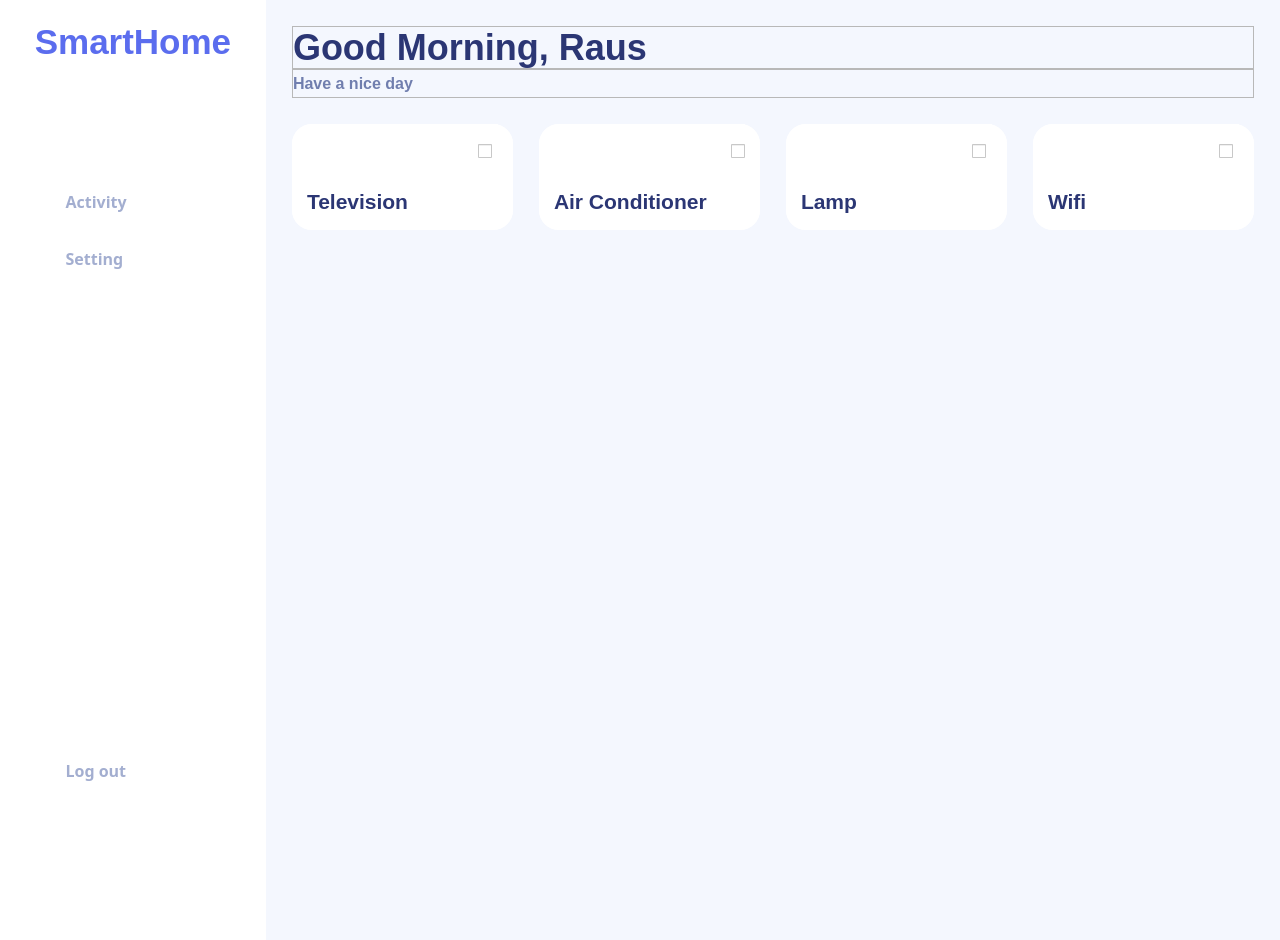
Old version of the form main_ui.ui in the repository hoanghuyn/Python_IOT_app.
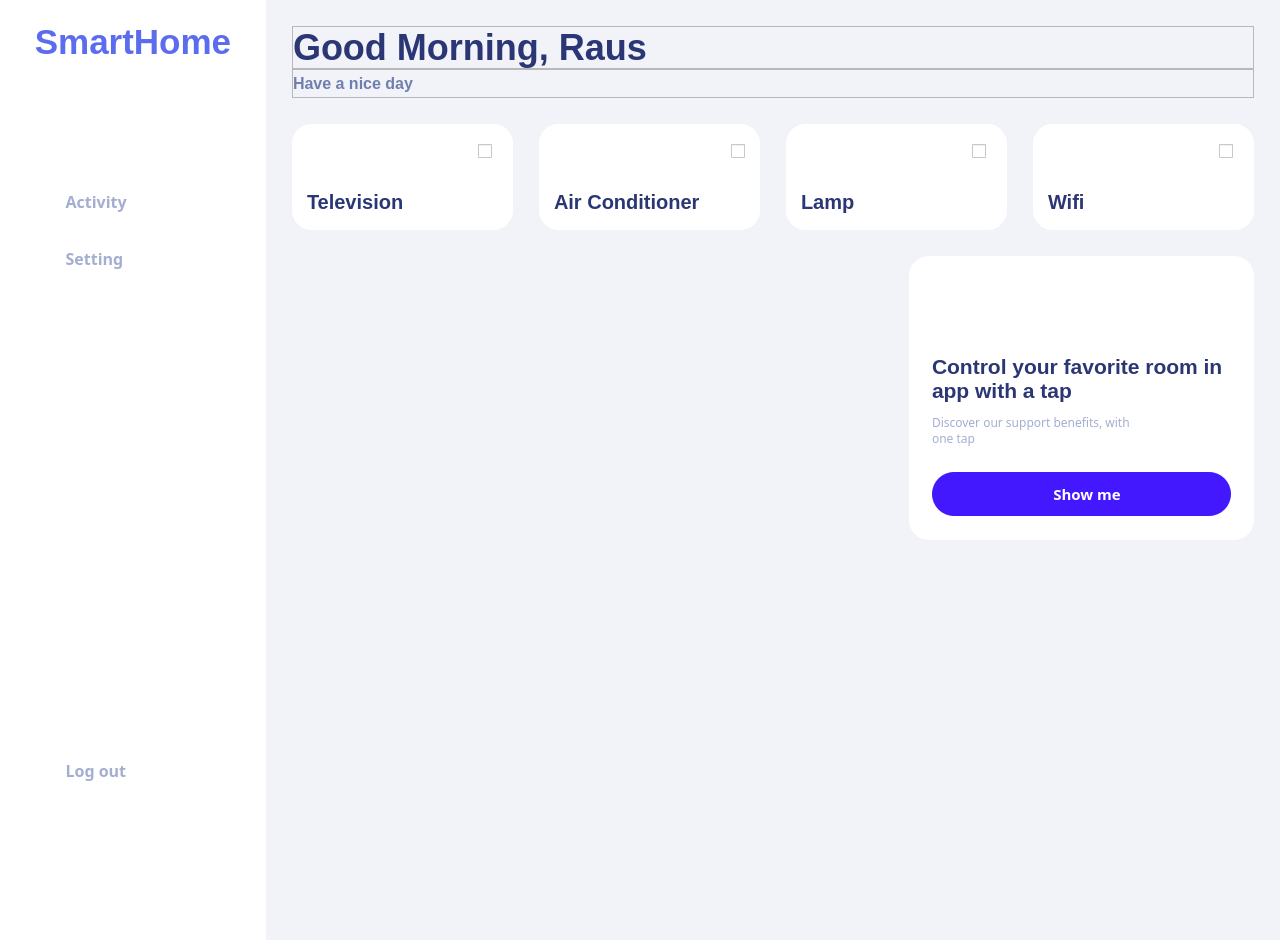
New version of the form. Icons and pictures are not drawn. Custom widgets are drawn as their Qt base class.

Commit message: update background-color and docSach.png

```diff
--- a/main_ui.ui
+++ b/main_ui.ui
@@ -739,7 +739,7 @@
          <widget class="QFrame" name="frame_dashboard">
           <property name="styleSheet">
            <string notr="true">QFrame#frame_dashboard{
-	background-color: rgb(244, 247, 254)
+	background-color: #F1F3F9;
 }</string>
           </property>
           <property name="frameShape">
@@ -1174,7 +1174,7 @@
                       <property name="font">
                        <font>
                         <family>Segoe UI</family>
-                        <pointsize>16</pointsize>
+                        <pointsize>15</pointsize>
                         <weight>75</weight>
                         <bold>true</bold>
                        </font>
@@ -1409,7 +1409,7 @@
                       <property name="font">
                        <font>
                         <family>Segoe UI</family>
-                        <pointsize>16</pointsize>
+                        <pointsize>15</pointsize>
                         <weight>75</weight>
                         <bold>true</bold>
                        </font>
@@ -1637,7 +1637,7 @@
                       <property name="font">
                        <font>
                         <family>Segoe UI</family>
-                        <pointsize>16</pointsize>
+                        <pointsize>15</pointsize>
                         <weight>75</weight>
                         <bold>true</bold>
                        </font>
@@ -1868,7 +1868,7 @@
                       <property name="font">
                        <font>
                         <family>Segoe UI</family>
-                        <pointsize>16</pointsize>
+                        <pointsize>15</pointsize>
                         <weight>75</weight>
                         <bold>true</bold>
                        </font>
@@ -1901,7 +1901,19 @@
             </widget>
            </item>
            <item>
-            <widget class="QFrame" name="frame_3">
+            <widget class="QFrame" name="frame_camera">
+             <property name="minimumSize">
+              <size>
+               <width>962</width>
+               <height>284</height>
+              </size>
+             </property>
+             <property name="maximumSize">
+              <size>
+               <width>9999</width>
+               <height>284</height>
+              </size>
+             </property>
              <property name="frameShape">
               <enum>QFrame::NoFrame</enum>
              </property>
@@ -1911,6 +1923,365 @@
              <property name="lineWidth">
               <number>0</number>
              </property>
+             <layout class="QHBoxLayout" name="horizontalLayout_17">
+              <property name="spacing">
+               <number>26</number>
+              </property>
+              <property name="leftMargin">
+               <number>0</number>
+              </property>
+              <property name="topMargin">
+               <number>0</number>
+              </property>
+              <property name="rightMargin">
+               <number>0</number>
+              </property>
+              <property name="bottomMargin">
+               <number>0</number>
+              </property>
+              <item alignment="Qt::AlignHCenter|Qt::AlignVCenter">
+               <widget class="QFrame" name="frame_docSach">
+                <property name="minimumSize">
+                 <size>
+                  <width>591</width>
+                  <height>284</height>
+                 </size>
+                </property>
+                <property name="maximumSize">
+                 <size>
+                  <width>999</width>
+                  <height>999</height>
+                 </size>
+                </property>
+                <property name="styleSheet">
+                 <string notr="true">border-radius: 20px;</string>
+                </property>
+                <property name="frameShape">
+                 <enum>QFrame::NoFrame</enum>
+                </property>
+                <property name="frameShadow">
+                 <enum>QFrame::Raised</enum>
+                </property>
+                <property name="lineWidth">
+                 <number>0</number>
+                </property>
+                <layout class="QVBoxLayout" name="verticalLayout_24">
+                 <property name="spacing">
+                  <number>0</number>
+                 </property>
+                 <property name="leftMargin">
+                  <number>0</number>
+                 </property>
+                 <property name="topMargin">
+                  <number>0</number>
+                 </property>
+                 <property name="rightMargin">
+                  <number>0</number>
+                 </property>
+                 <property name="bottomMargin">
+                  <number>0</number>
+                 </property>
+                 <item>
+                  <widget class="QLabel" name="lb_docSach">
+                   <property name="lineWidth">
+                    <number>0</number>
+                   </property>
+                   <property name="text">
+                    <string/>
+                   </property>
+                   <property name="pixmap">
+                    <pixmap>icon/docSach.png</pixmap>
+                   </property>
+                   <property name="scaledContents">
+                    <bool>true</bool>
+                   </property>
+                  </widget>
+                 </item>
+                </layout>
+               </widget>
+              </item>
+              <item>
+               <widget class="QFrame" name="frame_finger">
+                <property name="minimumSize">
+                 <size>
+                  <width>345</width>
+                  <height>284</height>
+                 </size>
+                </property>
+                <property name="maximumSize">
+                 <size>
+                  <width>999</width>
+                  <height>284</height>
+                 </size>
+                </property>
+                <property name="styleSheet">
+                 <string notr="true">border-radius: 20px;
+background-color:rgb(255, 255, 255)</string>
+                </property>
+                <property name="frameShape">
+                 <enum>QFrame::NoFrame</enum>
+                </property>
+                <property name="frameShadow">
+                 <enum>QFrame::Raised</enum>
+                </property>
+                <property name="lineWidth">
+                 <number>0</number>
+                </property>
+                <layout class="QVBoxLayout" name="verticalLayout_23">
+                 <property name="spacing">
+                  <number>0</number>
+                 </property>
+                 <property name="leftMargin">
+                  <number>23</number>
+                 </property>
+                 <property name="topMargin">
+                  <number>23</number>
+                 </property>
+                 <property name="rightMargin">
+                  <number>23</number>
+                 </property>
+                 <property name="bottomMargin">
+                  <number>16</number>
+                 </property>
+                 <item alignment="Qt::AlignLeft">
+                  <widget class="QFrame" name="frame_finger_1">
+                   <property name="frameShape">
+                    <enum>QFrame::NoFrame</enum>
+                   </property>
+                   <property name="frameShadow">
+                    <enum>QFrame::Raised</enum>
+                   </property>
+                   <property name="lineWidth">
+                    <number>0</number>
+                   </property>
+                   <layout class="QVBoxLayout" name="verticalLayout_25">
+                    <property name="spacing">
+                     <number>0</number>
+                    </property>
+                    <property name="leftMargin">
+                     <number>0</number>
+                    </property>
+                    <property name="topMargin">
+                     <number>0</number>
+                    </property>
+                    <property name="rightMargin">
+                     <number>0</number>
+                    </property>
+                    <property name="bottomMargin">
+                     <number>0</number>
+                    </property>
+                    <item>
+                     <widget class="QPushButton" name="btn_finger">
+                      <property name="text">
+                       <string/>
+                      </property>
+                      <property name="icon">
+                       <iconset>
+                        <normaloff>icon/finger.png</normaloff>icon/finger.png</iconset>
+                      </property>
+                      <property name="iconSize">
+                       <size>
+                        <width>59</width>
+                        <height>69</height>
+                       </size>
+                      </property>
+                     </widget>
+                    </item>
+                   </layout>
+                  </widget>
+                 </item>
+                 <item alignment="Qt::AlignLeft|Qt::AlignTop">
+                  <widget class="QFrame" name="frame_title">
+                   <property name="frameShape">
+                    <enum>QFrame::NoFrame</enum>
+                   </property>
+                   <property name="frameShadow">
+                    <enum>QFrame::Raised</enum>
+                   </property>
+                   <property name="lineWidth">
+                    <number>0</number>
+                   </property>
+                   <layout class="QVBoxLayout" name="verticalLayout_26">
+                    <property name="spacing">
+                     <number>0</number>
+                    </property>
+                    <property name="leftMargin">
+                     <number>0</number>
+                    </property>
+                    <property name="topMargin">
+                     <number>15</number>
+                    </property>
+                    <property name="rightMargin">
+                     <number>0</number>
+                    </property>
+                    <property name="bottomMargin">
+                     <number>0</number>
+                    </property>
+                    <item>
+                     <widget class="QLabel" name="lb_title">
+                      <property name="font">
+                       <font>
+                        <family>Segoe UI</family>
+                        <pointsize>16</pointsize>
+                        <weight>75</weight>
+                        <bold>true</bold>
+                       </font>
+                      </property>
+                      <property name="styleSheet">
+                       <string notr="true">color: rgb(43, 54, 116)</string>
+                      </property>
+                      <property name="lineWidth">
+                       <number>0</number>
+                      </property>
+                      <property name="text">
+                       <string>Control your favorite room in
+app with a tap</string>
+                      </property>
+                      <property name="alignment">
+                       <set>Qt::AlignLeading|Qt::AlignLeft|Qt::AlignTop</set>
+                      </property>
+                     </widget>
+                    </item>
+                   </layout>
+                  </widget>
+                 </item>
+                 <item alignment="Qt::AlignTop">
+                  <widget class="QFrame" name="frame_des">
+                   <property name="frameShape">
+                    <enum>QFrame::NoFrame</enum>
+                   </property>
+                   <property name="frameShadow">
+                    <enum>QFrame::Raised</enum>
+                   </property>
+                   <property name="lineWidth">
+                    <number>0</number>
+                   </property>
+                   <layout class="QVBoxLayout" name="verticalLayout_27">
+                    <property name="spacing">
+                     <number>0</number>
+                    </property>
+                    <property name="leftMargin">
+                     <number>0</number>
+                    </property>
+                    <property name="topMargin">
+                     <number>11</number>
+                    </property>
+                    <property name="rightMargin">
+                     <number>0</number>
+                    </property>
+                    <property name="bottomMargin">
+                     <number>0</number>
+                    </property>
+                    <item>
+                     <widget class="QLabel" name="lb_des">
+                      <property name="font">
+                       <font>
+                        <family>Segoe UI Semibold</family>
+                        <pointsize>9</pointsize>
+                        <weight>50</weight>
+                        <italic>false</italic>
+                        <bold>false</bold>
+                       </font>
+                      </property>
+                      <property name="styleSheet">
+                       <string notr="true">color: #A3AED0</string>
+                      </property>
+                      <property name="lineWidth">
+                       <number>0</number>
+                      </property>
+                      <property name="text">
+                       <string>Discover our support benefits, with
+one tap</string>
+                      </property>
+                      <property name="alignment">
+                       <set>Qt::AlignLeading|Qt::AlignLeft|Qt::AlignTop</set>
+                      </property>
+                     </widget>
+                    </item>
+                   </layout>
+                  </widget>
+                 </item>
+                 <item alignment="Qt::AlignHCenter|Qt::AlignVCenter">
+                  <widget class="QFrame" name="frame_btn_show_me">
+                   <property name="minimumSize">
+                    <size>
+                     <width>299</width>
+                     <height>44</height>
+                    </size>
+                   </property>
+                   <property name="frameShape">
+                    <enum>QFrame::NoFrame</enum>
+                   </property>
+                   <property name="frameShadow">
+                    <enum>QFrame::Raised</enum>
+                   </property>
+                   <property name="lineWidth">
+                    <number>0</number>
+                   </property>
+                   <layout class="QVBoxLayout" name="verticalLayout_28">
+                    <property name="spacing">
+                     <number>0</number>
+                    </property>
+                    <property name="leftMargin">
+                     <number>0</number>
+                    </property>
+                    <property name="topMargin">
+                     <number>0</number>
+                    </property>
+                    <property name="rightMargin">
+                     <number>0</number>
+                    </property>
+                    <property name="bottomMargin">
+                     <number>0</number>
+                    </property>
+                    <item>
+                     <widget class="QPushButton" name="btn_show_me">
+                      <property name="minimumSize">
+                       <size>
+                        <width>299</width>
+                        <height>44</height>
+                       </size>
+                      </property>
+                      <property name="font">
+                       <font>
+                        <family>Segoe UI Semibold</family>
+                        <pointsize>11</pointsize>
+                        <weight>75</weight>
+                        <bold>true</bold>
+                       </font>
+                      </property>
+                      <property name="layoutDirection">
+                       <enum>Qt::LeftToRight</enum>
+                      </property>
+                      <property name="styleSheet">
+                       <string notr="true">QPushButton{
+	color: rgb(255, 255, 255);
+	padding-left:11px;
+	border: 0px solid;
+	border-radius: 22px;
+	background-color: #4318FF;
+}
+QPushButton:hover {
+	background-color:
+    qlineargradient(spread:
+  	pad, x1:0, y1:0, x2:1, y2:1,
+   	stop: 0 rgb(92, 68, 255),
+    stop: 1 rgb(129, 132, 255));
+}
+</string>
+                      </property>
+                      <property name="text">
+                       <string>Show me</string>
+                      </property>
+                     </widget>
+                    </item>
+                   </layout>
+                  </widget>
+                 </item>
+                </layout>
+               </widget>
+              </item>
+             </layout>
             </widget>
            </item>
            <item>
```
The commit also changes 4 other files.
